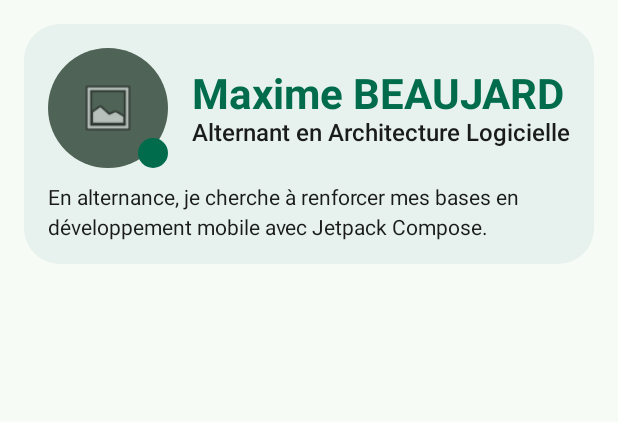
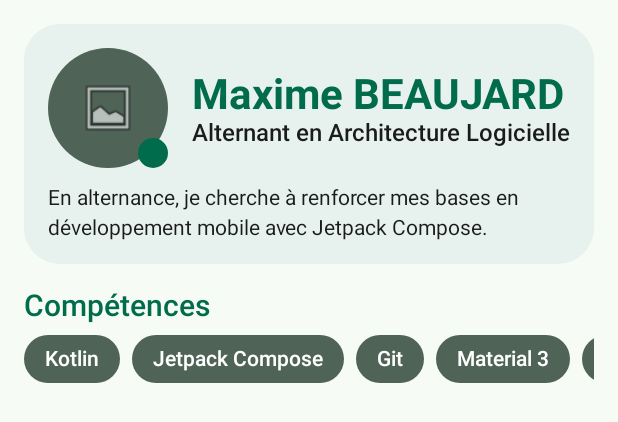
Before and after one commit to MaximeBjrd/Devoir-am-lioration-profil-d-veloppeur, an Android app built with Jetpack Compose: the @Preview function ProfileScreenLightPreview, on a phone screen of 412 x 824 dp. Shown: the top 422 px of the screen. Run offline under Robolectric (Android 15) with nearby library versions, the phone set to English and light mode, and no system bars.

Commit message:
Ajout des compétences

```diff
--- a/app/src/main/java/com/example/productexplorer/MainActivity.kt
+++ b/app/src/main/java/com/example/productexplorer/MainActivity.kt
@@ -19,6 +19,8 @@ import androidx.compose.foundation.layout.padding
 import androidx.compose.foundation.layout.size
 import androidx.compose.foundation.layout.width
 import androidx.compose.foundation.lazy.LazyColumn
+import androidx.compose.foundation.lazy.LazyRow
+import androidx.compose.foundation.lazy.items
 import androidx.compose.foundation.shape.CircleShape
 import androidx.compose.material3.MaterialTheme
 import androidx.compose.material3.Scaffold
@@ -41,6 +43,7 @@ class MainActivity : ComponentActivity() {
                 Scaffold(modifier = Modifier.fillMaxSize()) { innerPadding ->
                     ProfileScreen(
                         developer = sampleDeveloper(),
+                        skills = sampleSkills(),
                         modifier = Modifier.padding(innerPadding)
                     )
                 }
@@ -58,6 +61,11 @@ data class DeveloperUi(
     val availability: String
 )
 
+data class SkillUi(
+    val id: Int,
+    val name: String
+)
+
 fun sampleDeveloper(): DeveloperUi {
     return DeveloperUi(
         name = "Maxime BEAUJARD",
@@ -69,9 +77,20 @@ fun sampleDeveloper(): DeveloperUi {
     )
 }
 
+fun sampleSkills(): List<SkillUi> {
+    return listOf(
+        SkillUi(1, "Kotlin"),
+        SkillUi(2, "Jetpack Compose"),
+        SkillUi(3, "Git"),
+        SkillUi(4, "Material 3"),
+        SkillUi(5, "Java")
+    )
+}
+
 @Composable
 fun ProfileScreen(
     developer: DeveloperUi,
+    skills: List<SkillUi>,
     modifier: Modifier = Modifier
 ) {
     LazyColumn(
@@ -81,6 +100,9 @@ fun ProfileScreen(
     ) {
         item {
             ProfileHeader(developer = developer)
+        }
+        item {
+            SkillsSection(skills = skills)
         }
     }
 }
@@ -141,12 +163,47 @@ fun ProfileHeader(developer: DeveloperUi, modifier: Modifier = Modifier) {
     }
 }
 
+@Composable
+fun SkillChip(skill: SkillUi, modifier: Modifier = Modifier) {
+    Surface(
+        modifier = modifier,
+        shape = MaterialTheme.shapes.extraLarge,
+        color = MaterialTheme.colorScheme.secondary,
+        contentColor = MaterialTheme.colorScheme.onPrimary
+    ) {
+        Text(
+            text = skill.name,
+            modifier = Modifier.padding(horizontal = 14.dp, vertical = 8.dp),
+            style = MaterialTheme.typography.labelLarge
+        )
+    }
+}
+
+@Composable
+fun SkillsSection(skills: List<SkillUi>, modifier: Modifier = Modifier) {
+    Column(modifier = modifier) {
+        Text(
+            text = "Compétences",
+            style = MaterialTheme.typography.titleLarge,
+            color = MaterialTheme.colorScheme.primary
+        )
+        Spacer(modifier = Modifier.height(8.dp))
+
+        LazyRow(horizontalArrangement = Arrangement.spacedBy(8.dp)) {
+            items(items = skills, key = { skill -> skill.id }) { skill ->
+                SkillChip(skill = skill)
+            }
+        }
+    }
+}
+
 @Preview(showBackground = true, name = "Profil - Light Theme", heightDp = 1100)
 @Composable
 fun ProfileScreenLightPreview() {
     ProductExplorerTheme(darkTheme = false) {
         ProfileScreen(
-            developer = sampleDeveloper()
+            developer = sampleDeveloper(),
+            skills = sampleSkills()
         )
     }
 }
```
